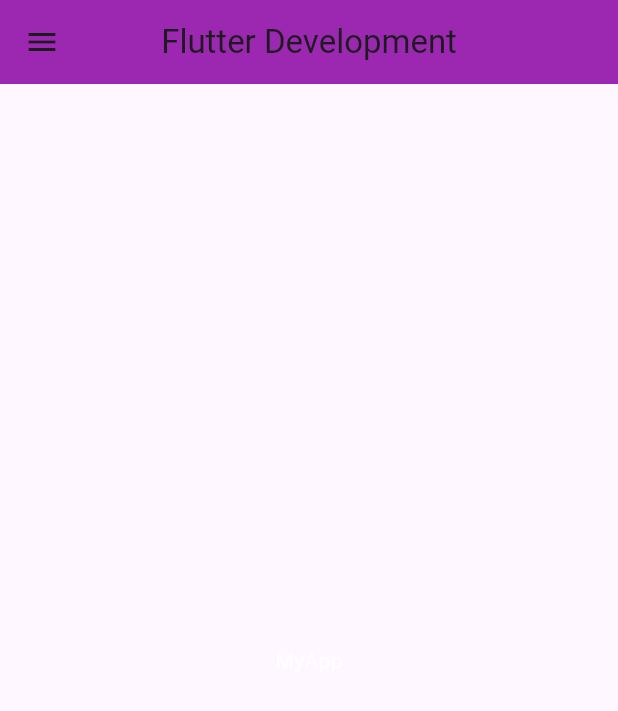
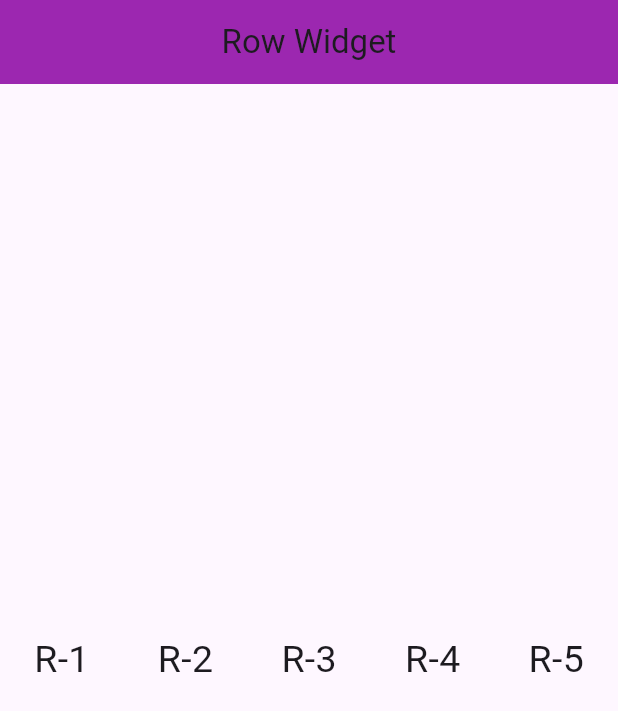
Before and after one commit to samchat2561/week15-mobile-C2-22569, a Flutter app: the screen it shows after launch, on a phone screen of 412 x 824 dp. Shown: the top 711 px of the screen. Run offline on Flutter 3.47's test engine with Material 3 defaults, Android fonts, the phone set to English and light mode, and no system bars.

Commit message:
update row widget

```diff
--- a/lib/main.dart
+++ b/lib/main.dart
@@ -1,5 +1,5 @@
 import 'package:flutter/material.dart';
-import 'package:flutter_week15/views/home.dart';
+import 'package:flutter_week15/views/row_page.dart';
 
 void main() {
   runApp(MyApp());
@@ -10,6 +10,6 @@ class MyApp extends StatelessWidget {
 
   @override
   Widget build(BuildContext context) {
-    return MaterialApp(home: HomeScreen());
+    return MaterialApp(home: RowPage());
   }
 }
--- /dev/null
+++ b/lib/views/row_page.dart
@@ -0,0 +1,29 @@
+import 'package:flutter/material.dart';
+
+class RowPage extends StatelessWidget {
+  const RowPage({super.key});
+
+  @override
+  Widget build(BuildContext context) {
+    return Scaffold(
+      appBar: AppBar(
+        centerTitle: true,
+        backgroundColor: Colors.purple,
+        title: Text("Row Widget"),
+      ),
+      body: Center(
+        child: Row(
+          mainAxisAlignment: MainAxisAlignment.spaceAround,
+          crossAxisAlignment: CrossAxisAlignment.center,
+          children: [
+            Text("R-1", style: TextStyle(fontSize: 25)),
+            Text("R-2", style: TextStyle(fontSize: 25)),
+            Text("R-3", style: TextStyle(fontSize: 25)),
+            Text("R-4", style: TextStyle(fontSize: 25)),
+            Text("R-5", style: TextStyle(fontSize: 25)),
+          ],
+        ),
+      ),
+    );
+  }
+}
```
